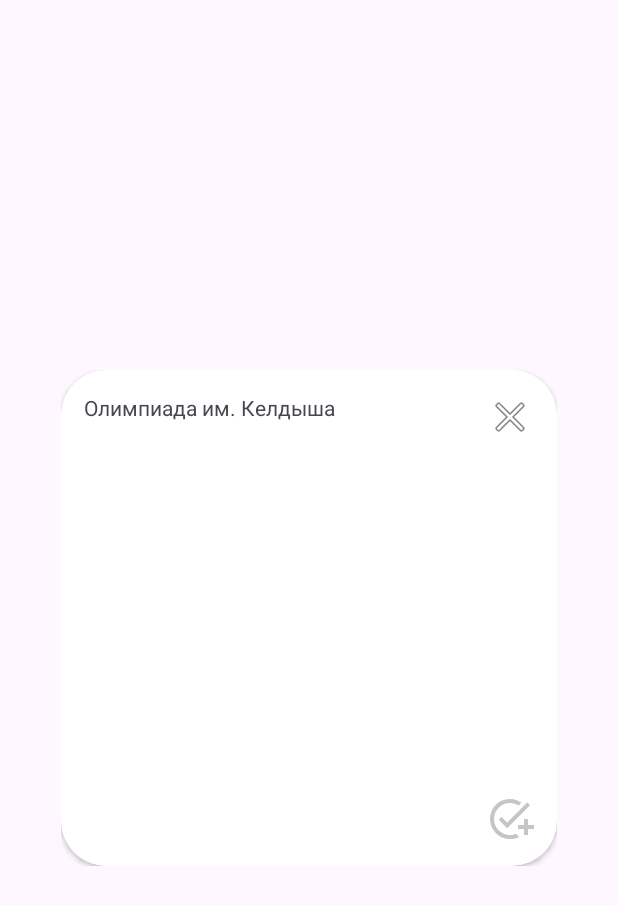
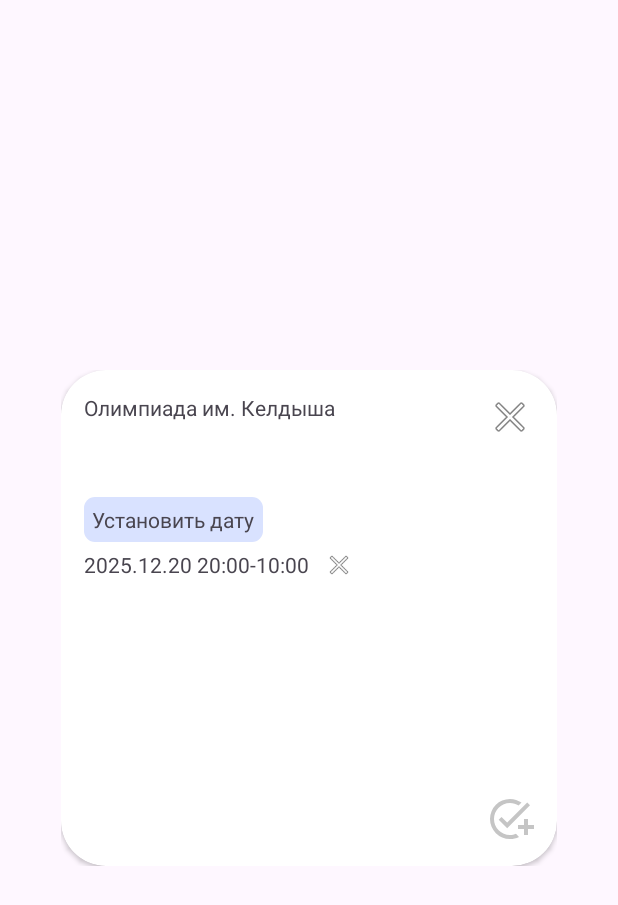
Before and after one commit to azzazichka/Olimpi, an Android app: the layout fragment_dialog_contest_add.xml on its own in the app's theme, with its tools: preview values and no code run, on a phone screen of 412 x 824 dp. Shown: the top 905 px of the screen. Run offline under Robolectric (Android 15) with nearby library versions, the phone set to English and light mode, and no system bars; network calls fail.

Commit message:
Create: contest add dialog

```diff
--- a/androidApp/app/build.gradle.kts
+++ b/androidApp/app/build.gradle.kts
@@ -8,7 +8,7 @@ android {
 
     defaultConfig {
         applicationId = "com.example.androidapp"
-        minSdk = 24
+        minSdk = 26
         targetSdk = 36
         versionCode = 1
         versionName = "1.0"
--- a/androidApp/app/src/main/java/com/example/androidApp/view/contest_search/ContestSearchFragment.java
+++ b/androidApp/app/src/main/java/com/example/androidApp/view/contest_search/ContestSearchFragment.java
@@ -10,11 +10,10 @@ import androidx.lifecycle.LiveData;
 import androidx.recyclerview.widget.RecyclerView;
 import androidx.swiperefreshlayout.widget.SwipeRefreshLayout;
 
-import com.example.androidApp.MainActivity;
 import com.example.androidApp.model.entity.Contest;
 import com.example.androidApp.presenter.ServerRequests;
 import com.example.androidApp.view.contest_search.contest_list.ContestAdapter;
-import com.example.androidApp.view.contest_search.contest_list.ContestDialogFragment;
+import com.example.androidApp.view.contest_search.contest_list.ContestInfoDialogFragment;
 import com.example.androidApp.view.contest_search.contest_list.RecyclerViewInterface;
 import com.example.androidapp.R;
 
@@ -57,7 +56,7 @@ public class ContestSearchFragment extends Fragment implements RecyclerViewInter
     @Override
     public void onItemClick(int position) {
         Contest clicked_contest = adapter.getContests().get(position);
-        ContestDialogFragment customDialog = ContestDialogFragment.newInstance(clicked_contest);
+        ContestInfoDialogFragment customDialog = ContestInfoDialogFragment.newInstance(clicked_contest);
         customDialog.show(getParentFragmentManager(), "contest dialog");
     }
 }
--- /dev/null
+++ b/androidApp/app/src/main/res/drawable/btn_shape.xml
@@ -0,0 +1,5 @@
+<?xml version="1.0" encoding="utf-8"?>
+<shape xmlns:android="http://schemas.android.com/apk/res/android">
+    <solid android:color="@color/material_dynamic_primary90"/>
+    <corners android:radius="7dp"/>
+</shape>
--- a/androidApp/app/src/main/res/layout/fragment_dialog_contest_add.xml
+++ b/androidApp/app/src/main/res/layout/fragment_dialog_contest_add.xml
@@ -1,7 +1,7 @@
 <?xml version="1.0" encoding="utf-8"?>
-<androidx.constraintlayout.widget.ConstraintLayout
-    android:layout_height="wrap_content"
+<androidx.constraintlayout.widget.ConstraintLayout android:layout_height="wrap_content"
     android:layout_width="wrap_content"
+    xmlns:tools="http://schemas.android.com/tools"
     android:layout_gravity="center"
     android:background="#00000000"
     xmlns:android="http://schemas.android.com/apk/res/android"
@@ -44,6 +44,41 @@
                 android:background="@drawable/outline_add_task_24"
                 app:layout_constraintBottom_toBottomOf="parent"
                 app:layout_constraintRight_toRightOf="parent" />
+
+            <TextView
+                android:id="@+id/date_picker"
+                android:layout_width="wrap_content"
+                android:layout_height="wrap_content"
+                android:layout_marginTop="50dp"
+                android:text="Установить дату"
+                android:padding="5dp"
+                app:layout_constraintTop_toBottomOf="@id/contest_title_dialog"
+                app:layout_constraintStart_toStartOf="parent"
+                android:background="@drawable/btn_shape"
+                />
+            <TextView
+                android:id="@+id/date_text_view"
+                android:layout_width="wrap_content"
+                android:maxWidth="250dp"
+                android:layout_height="wrap_content"
+                android:visibility="gone"
+                tools:visibility="visible"
+                android:text="2025.12.20 20:00-10:00"
+                app:layout_constraintTop_toBottomOf="@id/date_picker"
+                app:layout_constraintLeft_toLeftOf="parent"
+                android:layout_marginTop="5dp"
+                />
+            <ImageButton
+                android:id="@+id/btn_clear_date"
+                android:layout_width="20dp"
+                android:layout_height="20dp"
+                android:background="@android:drawable/ic_menu_close_clear_cancel"
+                android:layout_marginLeft="10dp"
+                android:visibility="gone"
+                tools:visibility="visible"
+                app:layout_constraintLeft_toRightOf="@id/date_text_view"
+                app:layout_constraintTop_toTopOf="@id/date_text_view"
+                />
         </androidx.constraintlayout.widget.ConstraintLayout>
 
 
```
Also changed, not shown: androidApp/app/src/main/java/com/example/androidApp/model/entity/UserEvent.java (+16 -0 lines), androidApp/app/src/main/java/com/example/androidApp/view/contest_search/contest_list/ContestAddDialogFragment.java (added, +143 -0 lines), androidApp/app/src/main/java/com/example/androidApp/view/contest_search/contest_list/ContestInfoDialogFragment.java (renamed from androidApp/app/src/main/java/com/example/androidApp/view/contest_search/contest_list/ContestDialogFragment.java, +6 -4 lines).
